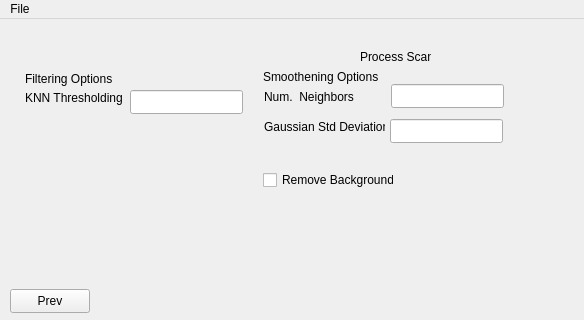
BobbyChiu/senior-design, file src/gui/v2-gui-interface/mainwindow.ui: the form before one commit; both pictures show x 0 to 584 and y 0 to 320 of the 800 by 600 pixel window.
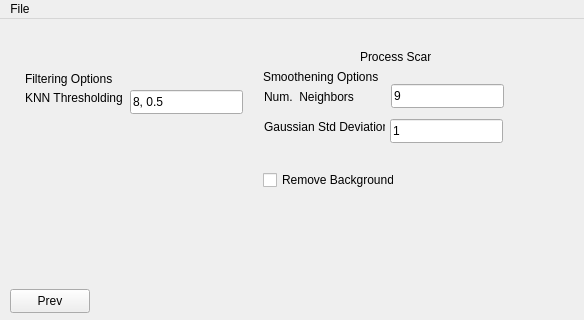
The form after the commit. The open tabs and pages were chosen to show the change.

Commit message: Add default values

What changed in the file:
```diff
--- a/src/gui/v2-gui-interface/mainwindow.ui
+++ b/src/gui/v2-gui-interface/mainwindow.ui
@@ -306,6 +306,9 @@
         <height>24</height>
        </rect>
       </property>
+      <property name="text">
+       <string>1</string>
+      </property>
      </widget>
      <widget class="QLineEdit" name="knnThresholdingInputs">
       <property name="geometry">
@@ -316,6 +319,9 @@
         <height>24</height>
        </rect>
       </property>
+      <property name="text">
+       <string>8, 0.5</string>
+      </property>
      </widget>
      <widget class="QLineEdit" name="meanInput">
       <property name="geometry">
@@ -326,6 +332,9 @@
         <height>24</height>
        </rect>
       </property>
+      <property name="text">
+       <string>9</string>
+      </property>
      </widget>
      <widget class="QLabel" name="label_4">
       <property name="geometry">
```
Left out of the diff: 19 changed lines with no effect on the pictures.
